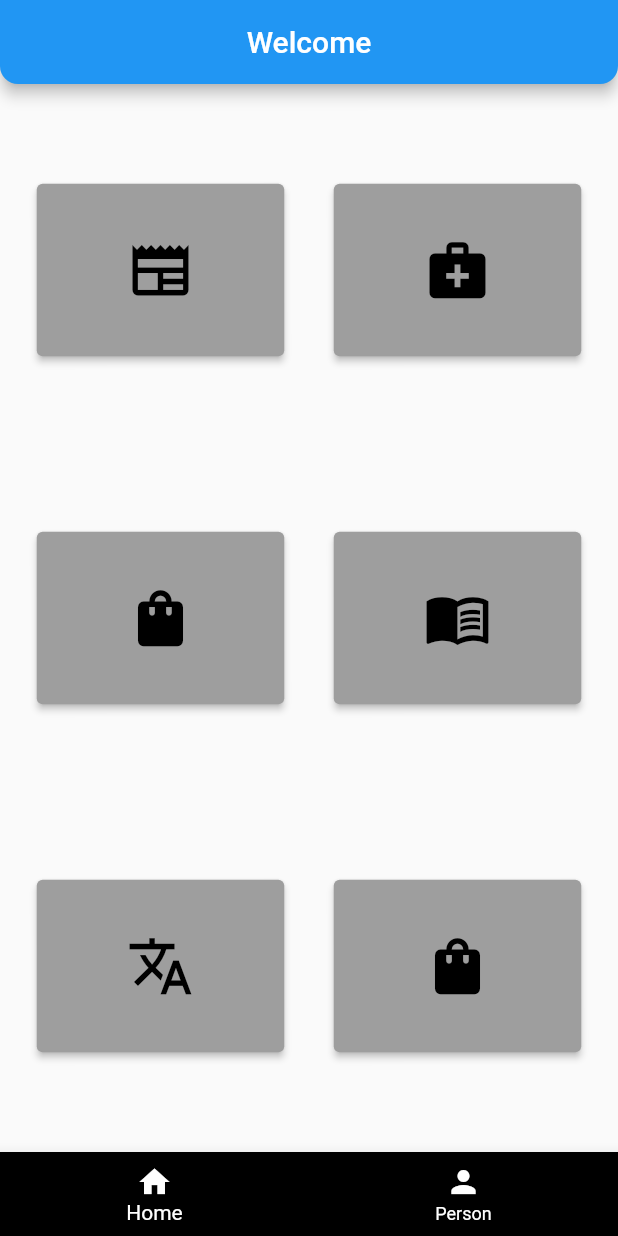
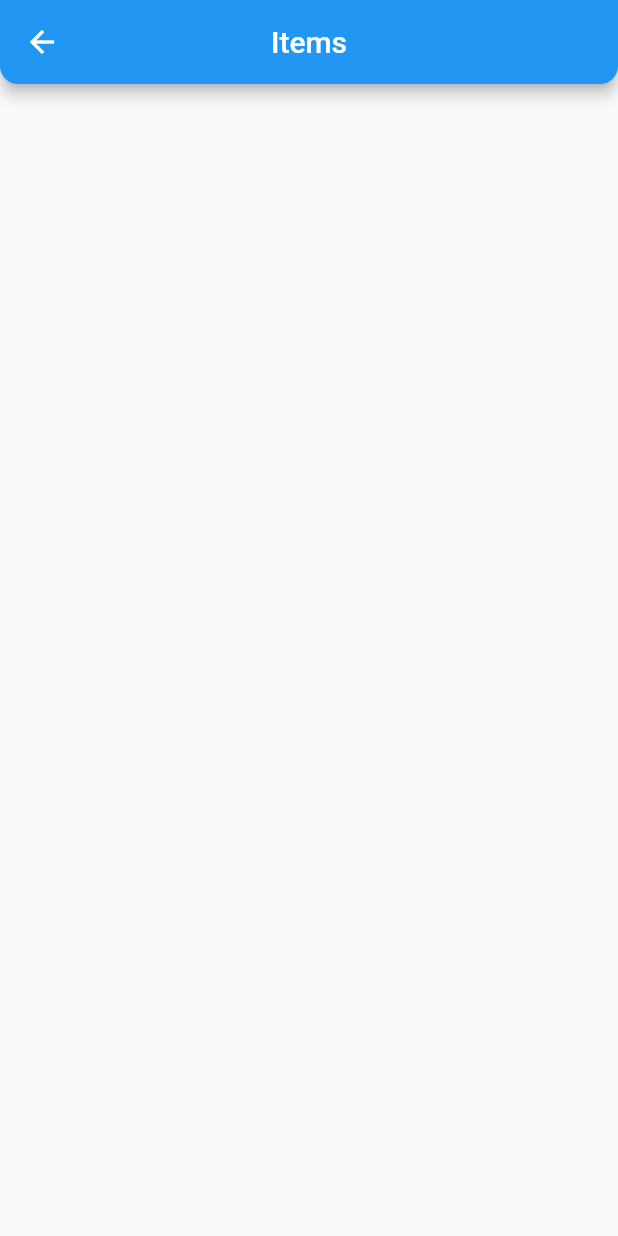
Before and after one commit to jayster7101/SCU_Frugal_Refugee_App, a Flutter app: the screen it shows after launch, after a tap on the "shopping bag" icon, on a phone screen of 412 x 824 dp. Run offline on Flutter 3.47's test engine with Material 2 defaults, Android fonts, the phone set to English and light mode, and no system bars.

Commit message:
Added items.dart, added route to page.

```diff
--- /dev/null
+++ b/lib/Pages/items.dart
@@ -0,0 +1,23 @@
+import 'package:flutter/material.dart';
+
+class Items extends StatefulWidget {
+  const Items({Key? key}) : super(key: key);
+
+  @override
+  State<Items> createState() => _ItemsState();
+}
+
+class _ItemsState extends State<Items> {
+  @override
+  Widget build(BuildContext context) {
+    return Scaffold(
+      appBar: AppBar(
+        title: const Text("Items"),
+        centerTitle: true,
+        shape: const RoundedRectangleBorder(
+          borderRadius: BorderRadius.vertical(bottom: Radius.circular(12)),
+        )
+      ),
+    );
+  }
+}
--- a/lib/main.dart
+++ b/lib/main.dart
@@ -1,5 +1,5 @@
 import 'package:flutter/material.dart';
-
+import 'Pages/items.dart';
 import 'mockData.dart';
 import 'Pages/Health.dart';
 
@@ -154,7 +154,9 @@ class __MainScreenState extends State<_MainScreen> {
                           padding: EdgeInsets.fromLTRB(60, 35, 60, 35),
                           primary: Colors.grey),
                       onPressed: () {
-                        print("Button 1 ");
+                        Navigator.push(context, MaterialPageRoute(builder: (context){
+                          return const Items();
+                        }));
                       },
                       child: Icon(
                         Icons.shopping_bag,
```
